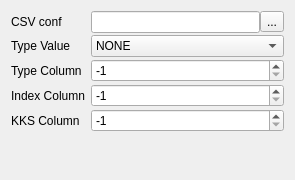
This is handlerwgt/dephandlerwidget.ui in khomchenkovaa/PortListener as Qt 5 draws it before an edit. The edited form follows.
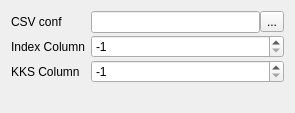
This is the edited form.

What changed in the file:
```diff
--- a/handlerwgt/dephandlerwidget.ui
+++ b/handlerwgt/dephandlerwidget.ui
@@ -7,7 +7,7 @@
     <x>0</x>
     <y>0</y>
     <width>295</width>
-    <height>180</height>
+    <height>113</height>
    </rect>
   </property>
   <property name="windowTitle">
@@ -42,59 +42,13 @@
     </layout>
    </item>
    <item row="1" column="0">
-    <widget class="QLabel" name="lblTypeValue">
-     <property name="text">
-      <string>Type Value</string>
-     </property>
-    </widget>
-   </item>
-   <item row="1" column="1">
-    <widget class="QComboBox" name="cmbTypeValue">
-     <item>
-      <property name="text">
-       <string>NONE</string>
-      </property>
-     </item>
-     <item>
-      <property name="text">
-       <string>FLOATVALID</string>
-      </property>
-     </item>
-     <item>
-      <property name="text">
-       <string>SDWORDVALID</string>
-      </property>
-     </item>
-    </widget>
-   </item>
-   <item row="2" column="0">
-    <widget class="QLabel" name="lblTypeColumn">
-     <property name="text">
-      <string>Type Column</string>
-     </property>
-    </widget>
-   </item>
-   <item row="2" column="1">
-    <widget class="QSpinBox" name="spinTypeColumn">
-     <property name="minimum">
-      <number>-1</number>
-     </property>
-     <property name="maximum">
-      <number>20</number>
-     </property>
-     <property name="value">
-      <number>-1</number>
-     </property>
-    </widget>
-   </item>
-   <item row="3" column="0">
     <widget class="QLabel" name="lblIndexColumn">
      <property name="text">
       <string>Index Column</string>
      </property>
     </widget>
    </item>
-   <item row="3" column="1">
+   <item row="1" column="1">
     <widget class="QSpinBox" name="spinIndexColumn">
      <property name="minimum">
       <number>-1</number>
@@ -107,14 +61,14 @@
      </property>
     </widget>
    </item>
-   <item row="4" column="0">
+   <item row="2" column="0">
     <widget class="QLabel" name="lblKksColumn">
      <property name="text">
       <string>KKS Column</string>
      </property>
     </widget>
    </item>
-   <item row="4" column="1">
+   <item row="2" column="1">
     <widget class="QSpinBox" name="spinKksColumn">
      <property name="minimum">
       <number>-1</number>
```
